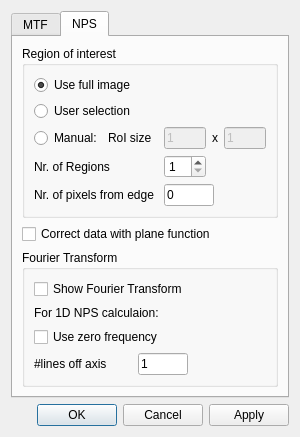
navrit/dexter, file SpidrMpx3Eq/optionsdialog.ui: the form before one commit.
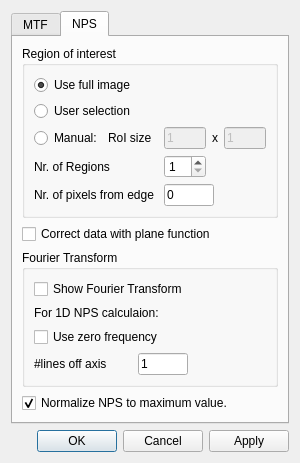
The form after the commit. The open tabs and pages were chosen to show the change.

What changed in the file:
```diff
--- a/SpidrMpx3Eq/optionsdialog.ui
+++ b/SpidrMpx3Eq/optionsdialog.ui
@@ -414,6 +414,16 @@
          </layout>
         </widget>
        </item>
+       <item>
+        <widget class="QCheckBox" name="normMaxNpsCheckBox">
+         <property name="text">
+          <string>Normalize NPS to maximum value.</string>
+         </property>
+         <property name="checked">
+          <bool>true</bool>
+         </property>
+        </widget>
+       </item>
       </layout>
      </widget>
     </widget>
```
Left out of the diff: 2 changed lines with no effect on the pictures.
